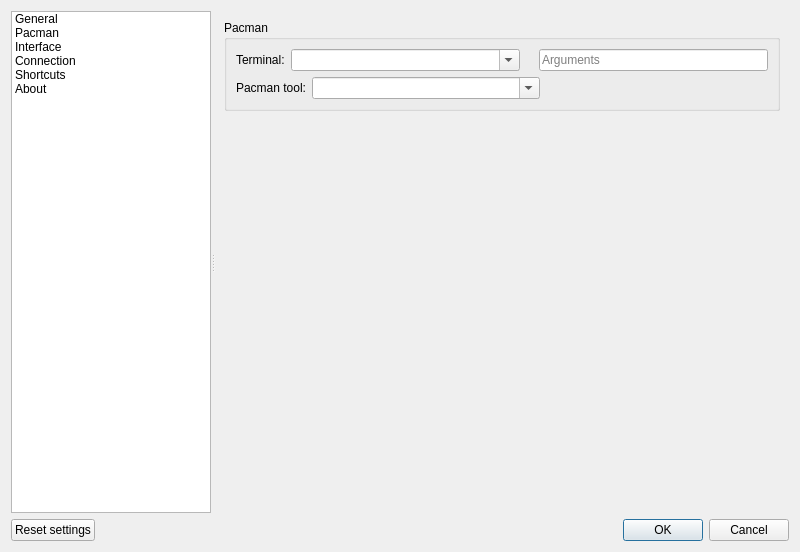
Above: src/settingsdialog.ui from Shatur/orson before the change. Below: the same form after it.
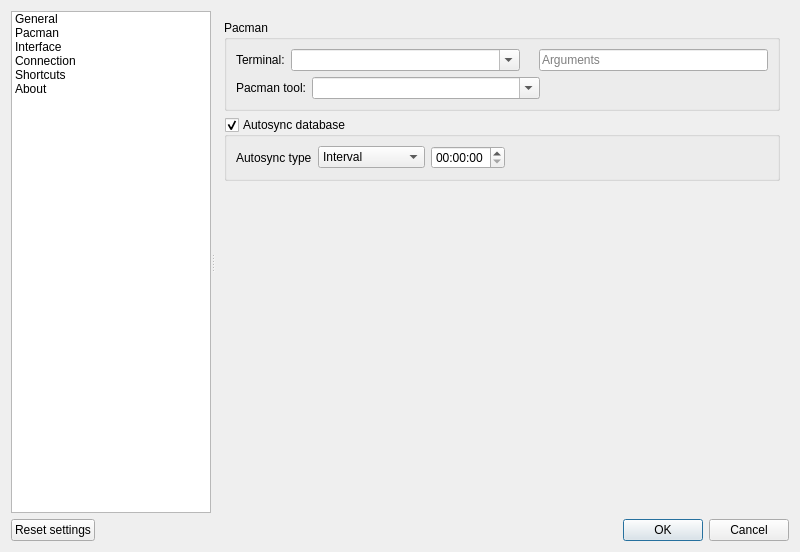
That is the form after the change. The open tabs and pages were chosen to show the change. Icons and pictures are not drawn.

Commit message: Implement autosync

What changed in the file:
```diff
--- a/src/settingsdialog.ui
+++ b/src/settingsdialog.ui
@@ -280,6 +280,59 @@
           </layout>
          </widget>
         </item>
+        <item>
+         <widget class="QGroupBox" name="autosyncGroupBox">
+          <property name="title">
+           <string>Autosync database</string>
+          </property>
+          <property name="checkable">
+           <bool>true</bool>
+          </property>
+          <layout class="QVBoxLayout" name="verticalLayout_10">
+           <item>
+            <layout class="QHBoxLayout" name="autosyncLayout">
+             <item>
+              <widget class="QLabel" name="autosyncTypelabel">
+               <property name="text">
+                <string>Autosync type</string>
+               </property>
+              </widget>
+             </item>
+             <item>
+              <widget class="QComboBox" name="autosyncTypeComboBox">
+               <item>
+                <property name="text">
+                 <string>Interval</string>
+                </property>
+               </item>
+               <item>
+                <property name="text">
+                 <string>Specified time</string>
+                </property>
+               </item>
+              </widget>
+             </item>
+             <item>
+              <widget class="QTimeEdit" name="autosyncTimeEdit"/>
+             </item>
+             <item>
+              <spacer name="autosyncSpacer">
+               <property name="orientation">
+                <enum>Qt::Horizontal</enum>
+               </property>
+               <property name="sizeHint" stdset="0">
+                <size>
+                 <width>40</width>
+                 <height>20</height>
+                </size>
+               </property>
+              </spacer>
+             </item>
+            </layout>
+           </item>
+          </layout>
+         </widget>
+        </item>
         <item>
          <spacer name="pacmanSpacer">
           <property name="orientation">
```
The commit also changes 11 other files.
